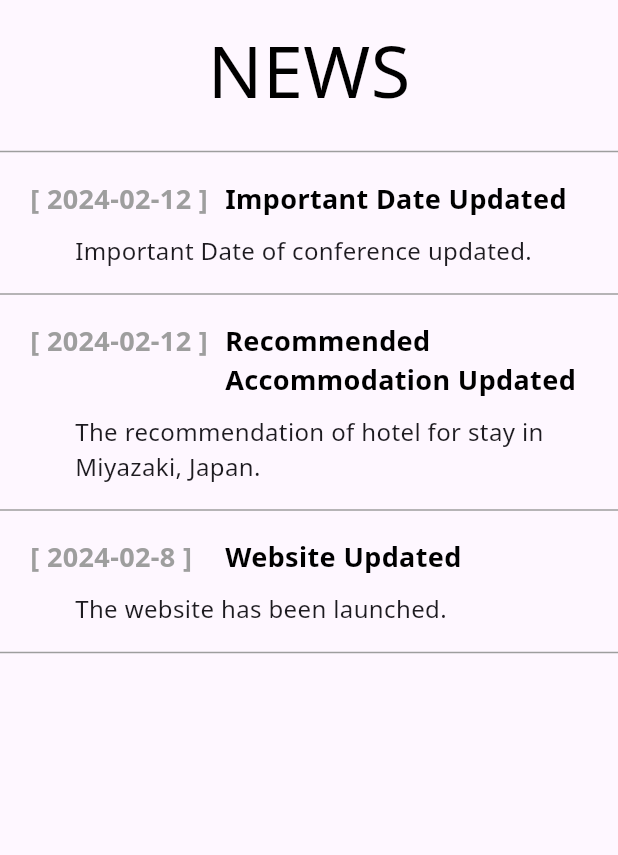
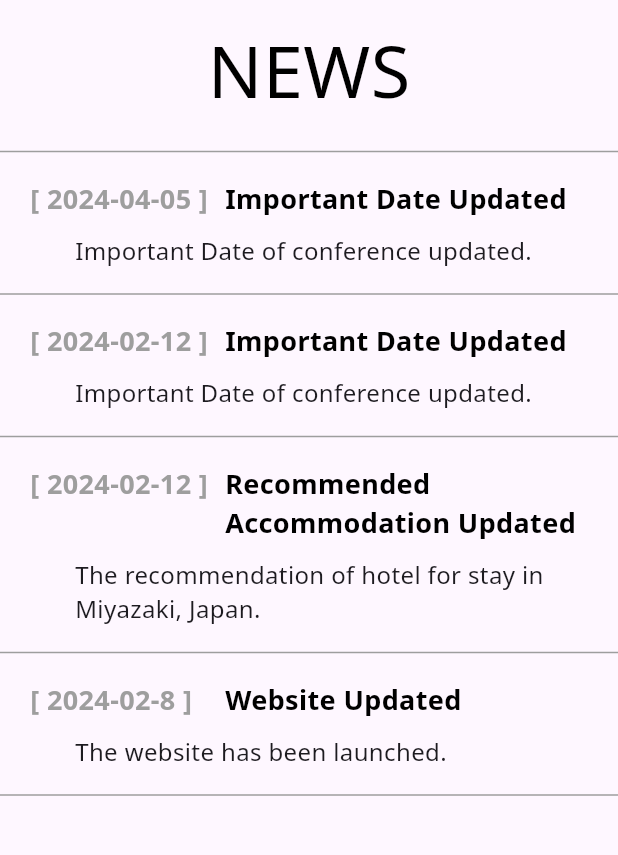
Before and after one commit to icgec24/icgec24.github.io, a Flutter app: the screen it shows after launch, in the side drawer, after a tap on "News", on a phone screen of 412 x 824 dp, the part 84-939 px from its top. Run offline on Flutter 3.47's test engine with Material 3 defaults, Android fonts, the phone set to English and light mode, and no system bars; our stand-ins replace flutter_widget_from_html, get, google_fonts, webview_flutter_platform_interface; missing offline and left inert: dart:html, dart:ui_web, pointer_interceptor, syncfusion_flutter_pdfviewer, universal_html, webview_flutter_web; statements that could not run were skipped; project files that could hold a hidden picture were left out.

Commit message:
update call for paper and paper submission

```diff
--- a/lib/features/conference_news/news_desktop.dart
+++ b/lib/features/conference_news/news_desktop.dart
@@ -11,6 +11,11 @@ class NewsDesktop extends StatelessWidget {
       crossAxisAlignment: CrossAxisAlignment.start,
       children: [
         ScreenHeader(header: 'News'),
+        NewsItem(
+          dateString: '[ 2024-04-05 ]',
+          title: 'Important Date Updated',
+          body: 'Important Date of conference updated.',
+        ),
         NewsItem(
           dateString: '[ 2024-02-12 ]',
           title: 'Important Date Updated',
--- a/lib/features/home/home_mobile.dart
+++ b/lib/features/home/home_mobile.dart
@@ -14,6 +14,7 @@ import 'package:url_launcher/url_launcher.dart';
 import '../../widgets/navigation_bar/navigation_bar.dart';
 import '../contact_us/contact_us_desktop.dart';
 import '../galleries/galleries_desktop.dart';
+import '../paper_submission/paper_submission_desktop.dart';
 import '../pdf_view/pdf_view_desktop.dart';
 import 'package:universal_html/html.dart' as html;
 
@@ -120,7 +121,7 @@ class _HomeMobileState extends State<HomeMobile> {
       case "Invited Sessions":
         return const Expanded(child: GalleriesDesktop());
       case "Paper Submission":
-        return const Expanded(child: GalleriesDesktop());
+        return const Expanded(child: PaperSubmissionDesktop());
       case "Accepted Paper":
         return const Expanded(child: GalleriesDesktop());
       case "Final Manuscript":
--- a/lib/features/home/home_tablete.dart
+++ b/lib/features/home/home_tablete.dart
@@ -14,6 +14,7 @@ import '../../widgets/navigation_bar/navigation_bar.dart';
 import '../contact_us/contact_us_desktop.dart';
 import '../galleries/galleries_desktop.dart';
 import '../organizing_committee/organizing_committee_desktop.dart';
+import '../paper_submission/paper_submission_desktop.dart';
 import '../pdf_view/pdf_view_desktop.dart';
 import 'package:universal_html/html.dart' as html;
 class HomeTablet extends StatefulWidget {
@@ -119,7 +120,7 @@ class _HomeTabletState extends State<HomeTablet> {
       case "Invited Sessions":
         return const Expanded(child: GalleriesDesktop());
       case "Paper Submission":
-        return const Expanded(child: GalleriesDesktop());
+        return const Expanded(child: PaperSubmissionDesktop());
       case "Accepted Paper":
         return const Expanded(child: GalleriesDesktop());
       case "Final Manuscript":
--- a/lib/features/importance_date/importance_date_desktop.dart
+++ b/lib/features/importance_date/importance_date_desktop.dart
@@ -14,13 +14,13 @@ class ImportanceDateDesktop extends StatelessWidget {
         color: Colors.teal,
         padding: const EdgeInsets.symmetric(vertical: 3,horizontal: 10),
         child:  Text('Paper submission deadline',style: GoogleFonts.notoSans(fontSize: 25,color: Colors.white),),),
-      Text('April 30, 2024',style: GoogleFonts.notoSans(fontSize: 32),),
+      Text('May 8, 2024',style: GoogleFonts.notoSans(fontSize: 32),),
       const SizedBox(height: 16,),
       Container(
         padding: const EdgeInsets.symmetric(vertical: 3,horizontal: 10),
         color: Colors.brown,
         child:  Text('Invited session application deadline',style: GoogleFonts.notoSans(fontSize: 25,color: Colors.white),),),
-      Text('April 15, 2024',style: GoogleFonts.notoSans(fontSize: 32),),
+      Text('April 22, 2024',style: GoogleFonts.notoSans(fontSize: 32),),
       const SizedBox(height: 16,),
       Container(
         padding: const EdgeInsets.symmetric(vertical: 3,horizontal: 10),
--- a/lib/features/pdf_view/pdf_view_desktop.dart
+++ b/lib/features/pdf_view/pdf_view_desktop.dart
@@ -2,6 +2,7 @@ import 'dart:html';
 import 'dart:ui_web' as ui;
 import 'package:flutter/foundation.dart';
 import 'package:flutter/material.dart';
+import 'package:flutter/rendering.dart';
 import 'package:syncfusion_flutter_pdfviewer/pdfviewer.dart';
 //import 'package:flutter_widget_from_html/flutter_widget_from_html.dart';
 //import 'package:syncfusion_flutter_pdfviewer/pdfviewer.dart';
@@ -62,7 +63,7 @@ class _PdfViewDesktopState extends State<PdfViewDesktop> {
     );}
     return Scaffold(
       backgroundColor: Colors.red,
-        body: SfPdfViewer.asset('assets/pdf/${widget.pdfFileName}',pageLayoutMode: PdfPageLayoutMode.single,initialZoomLevel: 1.0,)
+        body: SfPdfViewer.asset('assets/pdf/${widget.pdfFileName}',pageLayoutMode: PdfPageLayoutMode.single,initialZoomLevel: 1.0,scrollDirection:PdfScrollDirection.vertical)
     );
   }
 
--- a/lib/widgets/navigation_bar/navigation_bar.dart
+++ b/lib/widgets/navigation_bar/navigation_bar.dart
@@ -28,7 +28,7 @@ class NavigationBarWidget extends StatelessWidget {
                 controller:scrollController,
                 children: nav_title.map((e) =>Container(
                     padding: EdgeInsets.all(8),
-                    child: NavBarItem(title: e,textStyle: GoogleFonts.ptSans(color: Colors.white70,fontSize: 17),onTap: onTap))).toList(),
+                    child: NavBarItem(title: e,showBadge: e=="News",textStyle: GoogleFonts.ptSans(color: Colors.white70,fontSize: 17),onTap: onTap))).toList(),
               ),
             ),
           ),
@@ -44,8 +44,9 @@ class NavigationBarWidget extends StatelessWidget {
 class NavBarItem extends StatelessWidget {
   final String title;
   final TextStyle textStyle;
+  final bool showBadge;
   final Function(String) onTap;
-  const NavBarItem({super.key, required this.title,required this.textStyle,required this.onTap});
+  const NavBarItem({super.key, required this.title,required this.textStyle,required this.onTap,this.showBadge=false});
 
   @override
   Widget build(BuildContext context) {
@@ -53,6 +54,10 @@ class NavBarItem extends StatelessWidget {
          onTap:(){
            onTap(title);
          },
-        child: Center(child: Text(title,style: textStyle,)));
+        child: Center(child: Badge(
+            isLabelVisible: showBadge,child: Padding(
+              padding: const EdgeInsets.only(top: 4.0,right: 8.0),
+              child: Text(title,style: textStyle,),
+            ))));
   }
 }
```
Also changed, not shown: lib/features/home/home_desktop.dart (+4 -3 lines), lib/features/paper_submission/paper_submission_desktop.dart (added, +30 -0 lines), 2 other files.
